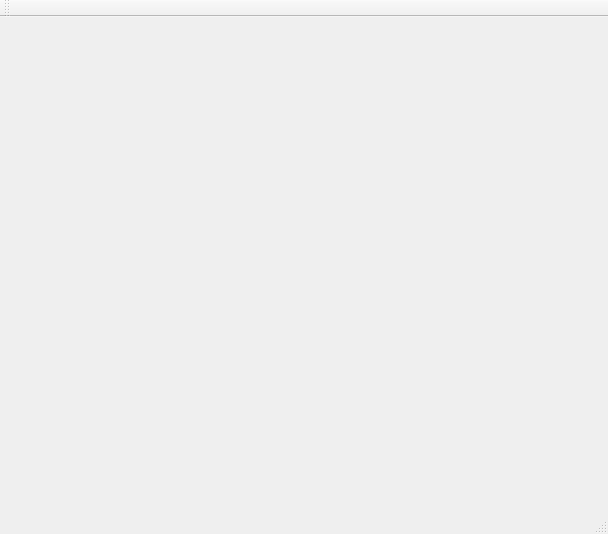
Old version of the form viz-odometry/vizwindow.ui in the repository aiarcade/slam-fusion.
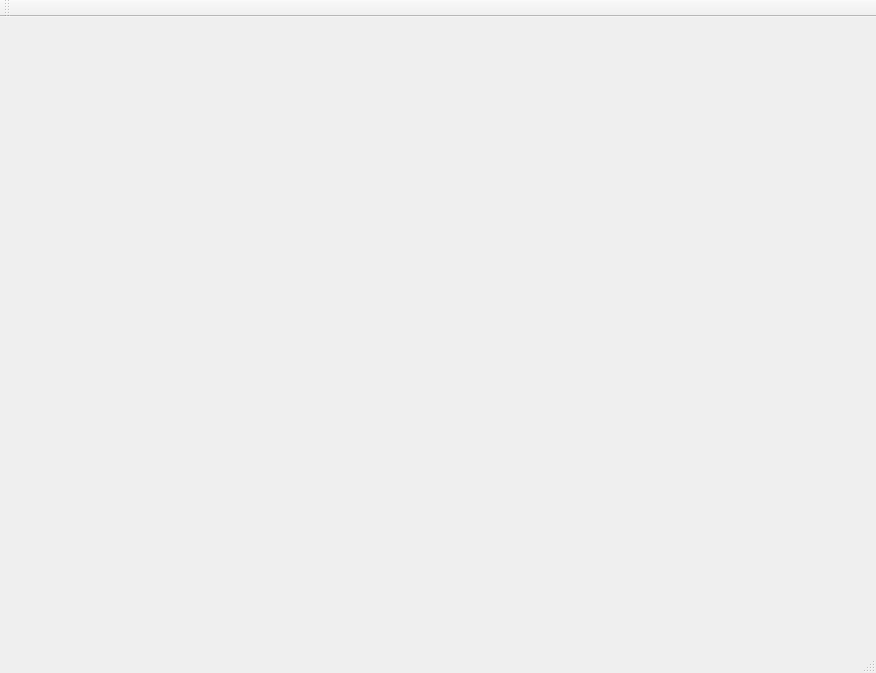
New version of the form.

Patch:
```diff
--- a/viz-odometry/vizwindow.ui
+++ b/viz-odometry/vizwindow.ui
@@ -6,8 +6,8 @@
    <rect>
     <x>0</x>
     <y>0</y>
-    <width>608</width>
-    <height>534</height>
+    <width>876</width>
+    <height>673</height>
    </rect>
   </property>
   <property name="windowTitle">
@@ -19,8 +19,8 @@
      <rect>
       <x>30</x>
       <y>20</y>
-      <width>551</width>
-      <height>431</height>
+      <width>841</width>
+      <height>311</height>
      </rect>
     </property>
     <layout class="QGridLayout" name="mainLayout"/>
```
Left out of the diff: 2 changed lines with no effect on the pictures.
